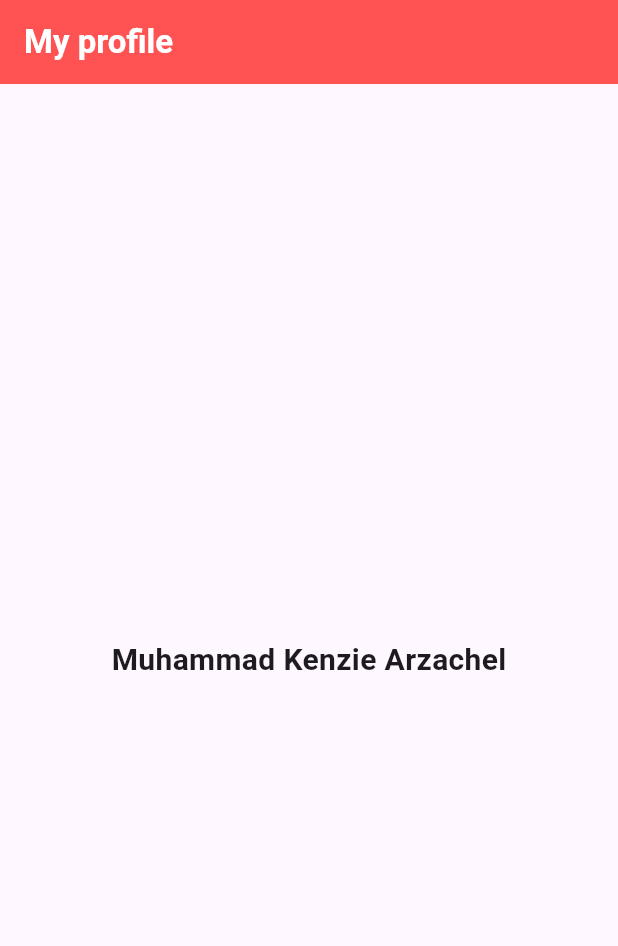
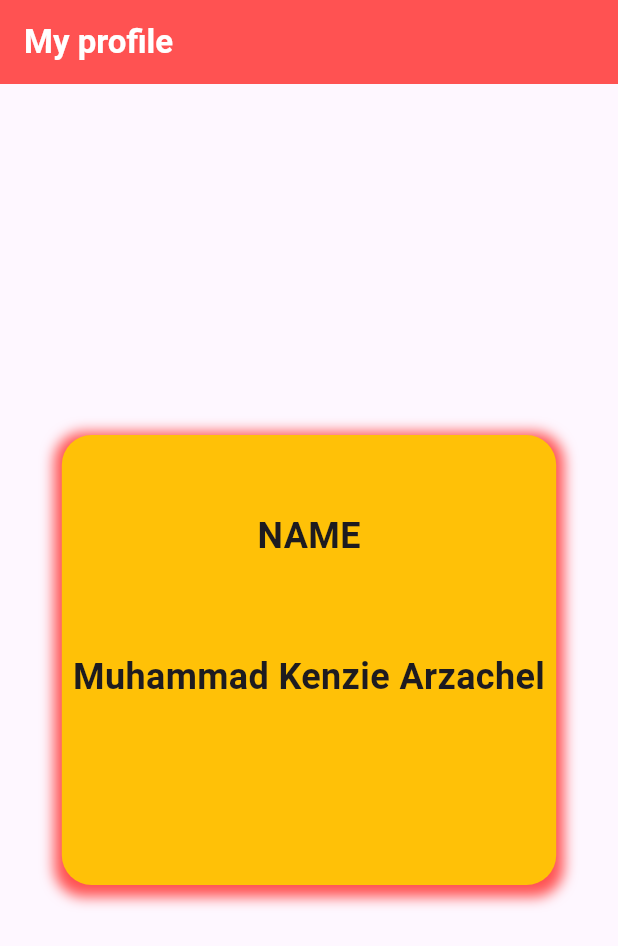
Before and after one commit to kenzie324/FLUTTER-PROFILE-CARD, a Flutter app: the screen it shows after launch, on a phone screen of 412 x 824 dp. Shown: the top 946 px of the screen. Run offline on Flutter 3.47's test engine with Material 3 defaults, Android fonts, the phone set to English and light mode, and no system bars.

Commit message:
belajar container, padding, sizedbox

```diff
--- a/lib/profile.dart
+++ b/lib/profile.dart
@@ -8,35 +8,54 @@ class ProfileCard extends StatelessWidget {
     return Scaffold(
       appBar: AppBar(
         backgroundColor: Colors.redAccent,
-        title: const Text('My profile', style: TextStyle(color: Colors.white,
-        fontWeight: FontWeight.bold,
-        ),
+        title: const Text(
+          'My profile',
+          style: TextStyle(color: Colors.white, fontWeight: FontWeight.bold),
         ),
       ),
       body: Center(
         child: Column(
           mainAxisAlignment: MainAxisAlignment.center,
           children: [
-            Text('Muhammad Kenzie Arzachel',
-            style: TextStyle(
-              fontSize: 20,
-              fontWeight: FontWeight.bold,
-
+            Container(
+              width: MediaQuery.of(context).size.width * 0.8 ,
+              decoration: BoxDecoration(
+                borderRadius: BorderRadius.circular(20),
+                color: Colors.amber,
+                boxShadow: [
+                  BoxShadow(
+                    color: Colors.redAccent,
+                    spreadRadius: 5.0,
+                    blurRadius: 7.0,
+                    offset: Offset(0, 3),
+                  )
+                ]
+              ),
+              height: 300,
+              child: Column(
+                children: [
+                  Padding(
+                    padding: const EdgeInsets.symmetric(
+                      horizontal: 20,
+                      vertical: 50,
+                      ),
+                    child: Text('NAME',
+                    style:  TextStyle(
+                      fontSize: 24, fontWeight: FontWeight.bold),),
+                  ),
+                    SizedBox(
+                      height: 10,
+                    ),
+                  Text(
+                    'Muhammad Kenzie Arzachel',
+                    style: TextStyle(fontWeight: FontWeight.bold, fontSize: 24),
+                  ),
+                ],
+              ),
             ),
-            ),
-            Row(
-              children: <Widget>[
-                Column(
-                  children: <Widget>[],
-                ),
-                Column(
-                  children: <Widget>[],
-                ),
-              ],
-            )
           ],
         ),
       ),
     );
+  }
 }
-}
```
